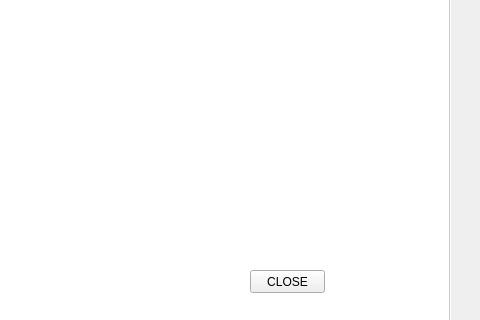
Above: plyj-master/GUI/UIFiles/History.ui from JLMcBride22/SourceCodeChecker before the change; both pictures show x 260 to 740 and y 180 to 500 of the 740 by 500 pixel window. Below: the same form after it.
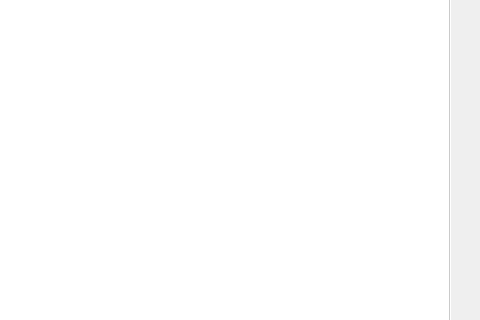
That is the form after the change.

```diff
--- a/plyj-master/GUI/UIFiles/History.ui
+++ b/plyj-master/GUI/UIFiles/History.ui
@@ -205,19 +205,6 @@
     </property>
    </item>
   </widget>
-  <widget class="QPushButton" name="pushButton">
-   <property name="geometry">
-    <rect>
-     <x>510</x>
-     <y>450</y>
-     <width>75</width>
-     <height>23</height>
-    </rect>
-   </property>
-   <property name="text">
-    <string>CLOSE</string>
-   </property>
-  </widget>
  </widget>
  <resources/>
  <connections/>
```
